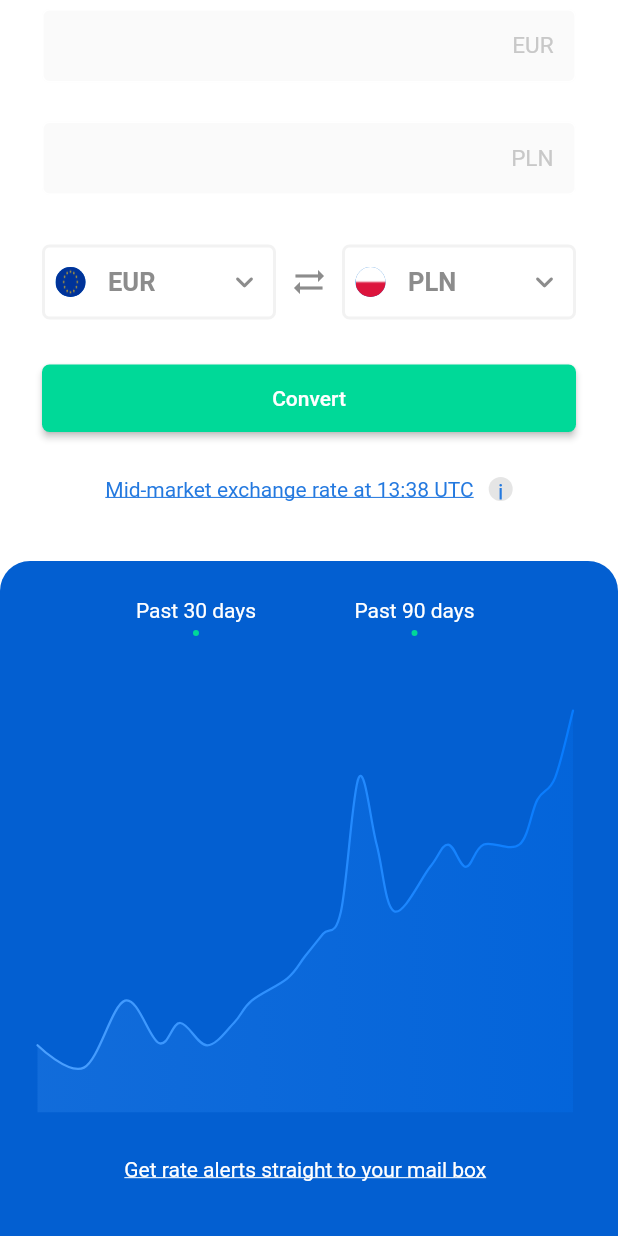
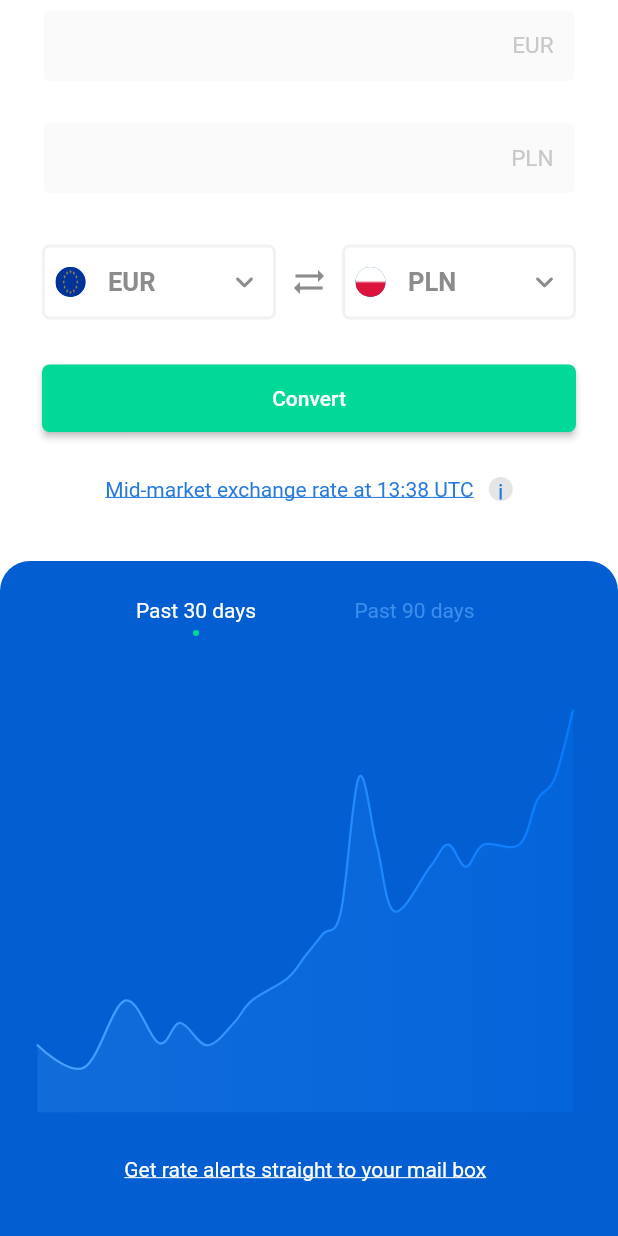
Before and after one commit to Rhemi7/euro_currency_converter, a Flutter app: the screen it shows after launch, scrolled down 188 dp, on a phone screen of 412 x 824 dp. Run offline on Flutter 3.47's test engine with Material 2 defaults, Android fonts, the phone set to English and light mode, and no system bars; drawn by our look-alikes of fl_chart; our stand-ins replace dartz, data_connection_checker, equatable, flutter_riverpod, get_it.

Commit message:
Tapping to switch days

```diff
--- a/lib/features/currency_calculator/presentation/screens/main_screen.dart
+++ b/lib/features/currency_calculator/presentation/screens/main_screen.dart
@@ -7,6 +7,10 @@ import '../provider/providers.dart';
 import '../widgets/currency_drop_down_widget.dart';
 import '../widgets/primary_button.dart';
 import '../widgets/test_text_field.dart';
+
+enum GraphDays { thirty, ninety }
+
+GraphDays selected = GraphDays.thirty;
 
 class MainScreen extends StatefulWidget {
   const MainScreen({Key? key}) : super(key: key);
@@ -33,7 +37,6 @@ class _MainScreenState extends State<MainScreen> {
     CurrencyModel(name: 'MXN', image: 'assets/images/mexico.png'),
   ];
 
-
   String _selectedFirstCurrency = 'EUR';
   String _selectedSecondCurrency = 'PLN';
 
@@ -46,11 +49,8 @@ class _MainScreenState extends State<MainScreen> {
 
     print('current $rate');
 
-
-    secondFieldController.text = (int.parse(firstFieldController.text) *
-        rate!)
-        .toString();
-
+    secondFieldController.text =
+        (int.parse(firstFieldController.text) * rate!).toString();
   }
 
   @override
@@ -103,22 +103,29 @@ class _MainScreenState extends State<MainScreen> {
                 ],
               ),
             ),
-            const Padding(
-              padding: EdgeInsets.symmetric(horizontal: 28.0, vertical: 13.0),
-              child: Text(
-                'Currency\nCalculator',
+            Padding(
+              padding:
+                  const EdgeInsets.symmetric(horizontal: 28.0, vertical: 13.0),
+              child: RichText(
+                text: const TextSpan(
+                    text: 'Currency\nCalculator',
                     style: TextStyle(
                         color: Color(0xff2479DF),
                         fontWeight: FontWeight.bold,
                         fontSize: 35),
+                    children: [
+                      TextSpan(
+                          text: '.',
+                          style: TextStyle(
+                              color: Color(0xff00D998), fontSize: 35.0))
+                    ]),
               ),
             ),
             TestTextField(
               suffixText: _selectedFirstCurrency,
               controller: firstFieldController,
             ),
-            Consumer(
-              builder: (context, watch, child) {
+            Consumer(builder: (context, watch, child) {
               final converterState = watch(converterNotifierProvider);
               if (converterState is ConverterLoading) {
                 return TestTextField(
@@ -138,8 +145,7 @@ class _MainScreenState extends State<MainScreen> {
                 suffixText: _selectedSecondCurrency,
                 controller: secondFieldController,
               );
-              }
-            ),
+            }),
             const SizedBox(
               height: 20,
             ),
@@ -220,38 +226,39 @@ class _MainScreenState extends State<MainScreen> {
               child: Column(
                 children: [
                   Row(
+                    crossAxisAlignment: CrossAxisAlignment.start,
                     mainAxisAlignment: MainAxisAlignment.spaceEvenly,
                     children: [
-                      Column(
-                        children: const [
-                          Text(
-                            'Past 30 days',
-                            style: TextStyle(color: Colors.white),
-                          ),
-                          SizedBox(
-                            height: 5,
-                          ),
-                          CircleAvatar(
-                            radius: 2,
-                            backgroundColor: Color(0xff00D899),
-                          )
-                        ],
-                      ),
-                      Column(
-                        children: const [
-                          Text(
-                            'Past 90 days',
-                            style: TextStyle(color: Colors.white),
-                          ),
-                          SizedBox(
-                            height: 5,
-                          ),
-                          CircleAvatar(
-                            radius: 2,
-                            backgroundColor: Color(0xff00D899),
-                          )
-                        ],
-                      ),
+                      selected == GraphDays.thirty
+                          ? InkWell(
+                              onTap: () {
+                                setState(() {
+                                  selected = GraphDays.thirty;
+                                });
+                              },
+                              child: const GraphTextDays('Past 30 days'))
+                          : InkWell(
+                              onTap: () {
+                                setState(() {
+                                  selected = GraphDays.thirty;
+                                });
+                              },
+                              child: const BlurryGraphText('Past 30 days')),
+                      selected == GraphDays.ninety
+                          ? InkWell(
+                              onTap: () {
+                                setState(() {
+                                  selected = GraphDays.ninety;
+                                });
+                              },
+                              child: const GraphTextDays('Past 90 days'))
+                          : InkWell(
+                              onTap: () {
+                                setState(() {
+                                  selected = GraphDays.ninety;
+                                });
+                              },
+                              child: const BlurryGraphText('Past 90 days')),
                     ],
                   ),
                   const SizedBox(
@@ -263,9 +270,7 @@ class _MainScreenState extends State<MainScreen> {
                       width: double.infinity,
                       child: LineChart(
                         LineChartData(
-                          lineTouchData: LineTouchData(
-
-                              ),
+                          lineTouchData: LineTouchData(),
                           gridData: FlGridData(
                             show: false,
                             drawVerticalLine: false,
@@ -309,7 +314,6 @@ class _MainScreenState extends State<MainScreen> {
                               ),
                               getTitles: (value) {
                                 switch (value.toInt()) {
-
                                 }
                                 return '';
                               },
@@ -420,7 +424,9 @@ class _MainScreenState extends State<MainScreen> {
               }).toList(),
               onChanged: (newValue) {
                 setState(() {
-                              first ? _selectedFirstCurrency = newValue : _selectedSecondCurrency = newValue;
+                  first
+                      ? _selectedFirstCurrency = newValue
+                      : _selectedSecondCurrency = newValue;
                 });
               }),
         ),
@@ -428,3 +434,40 @@ class _MainScreenState extends State<MainScreen> {
     );
   }
 }
+
+class BlurryGraphText extends StatelessWidget {
+  final String text;
+  const BlurryGraphText(this.text, {Key? key}) : super(key: key);
+
+  @override
+  Widget build(BuildContext context) {
+    return Text(
+      text,
+      style: const TextStyle(color: Color(0xff3D8EED)),
+    );
+  }
+}
+
+class GraphTextDays extends StatelessWidget {
+  final String days;
+  const GraphTextDays(this.days, {Key? key}) : super(key: key);
+
+  @override
+  Widget build(BuildContext context) {
+    return Column(
+      children: [
+        Text(
+          days,
+          style: const TextStyle(color: Colors.white),
+        ),
+        const SizedBox(
+          height: 5,
+        ),
+        const CircleAvatar(
+          radius: 2,
+          backgroundColor: Color(0xff00D899),
+        )
+      ],
+    );
+  }
+}
```
Lines whose indentation alone changed are shown as unchanged.
